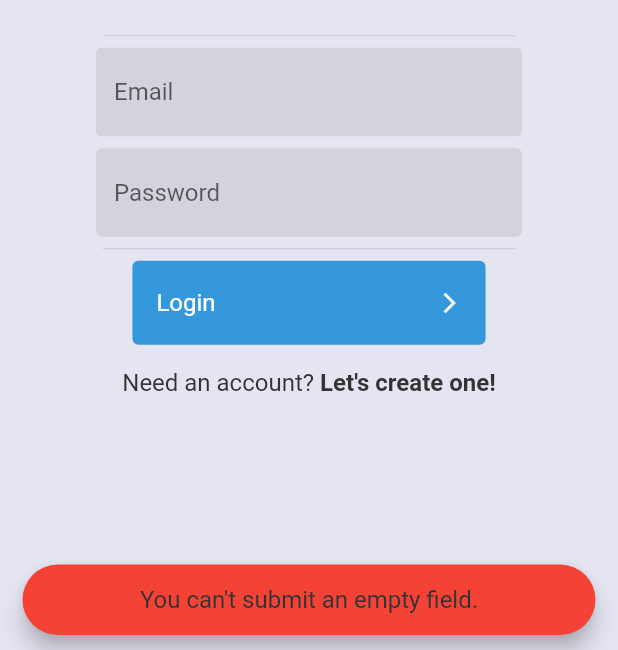
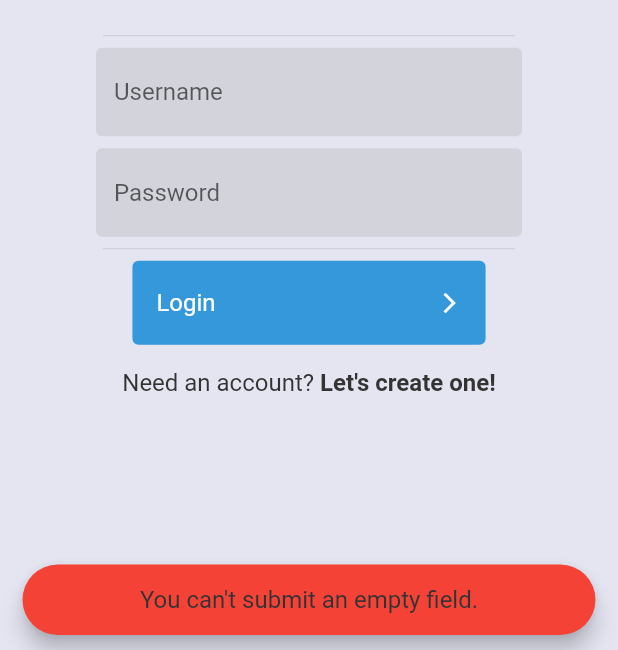
Before and after one commit to sauciucrazvan/elevate, a Flutter app: the screen it shows after launch, after a tap on "Login", on a phone screen of 412 x 824 dp, the part 586-1236 px from its top. Run offline on Flutter 3.47's test engine with Material 2 defaults, Android fonts, the phone set to English and light mode, and no system bars; our stand-ins replace firebase_auth, firebase_core, lottie; accounts and stored records are empty; generated files the repository leaves out were written again.

Commit message:
[PATCH] Replaced email with a username system

```diff
--- a/lib/backend/domains/authentication/authentication_service.dart
+++ b/lib/backend/domains/authentication/authentication_service.dart
@@ -54,7 +54,7 @@ class AuthenticationService {
       switch (error.code) {
         case "email-already-in-use":
           showElevatedNotification(
-              context, "The email adress is already in use.", Colors.red);
+              context, "The username is not available!", Colors.red);
           break;
         case "invalid-email":
           showElevatedNotification(context,
--- /dev/null
+++ b/lib/backend/functions/username/create_username.dart
@@ -0,0 +1,3 @@
+String createUsername(String username) {
+  return "$username@elevate.app";
+}
--- /dev/null
+++ b/lib/backend/functions/username/get_username.dart
@@ -0,0 +1,5 @@
+import 'package:firebase_auth/firebase_auth.dart';
+
+String? getUsername(User? user) {
+  return user!.email?.substring(0, user.email?.indexOf("@"));
+}
--- /dev/null
+++ b/lib/backend/functions/username/safe_username.dart
@@ -0,0 +1,4 @@
+bool isUsernameSafe(String username) {
+  final regex = RegExp(r'^[a-zA-Z0-9_]+$');
+  return regex.hasMatch(username);
+}
--- a/lib/backend/handlers/authentication/authentication_handler.dart
+++ b/lib/backend/handlers/authentication/authentication_handler.dart
@@ -1,20 +1,32 @@
+import 'package:flutter/material.dart';
+
+import 'package:elevate/backend/functions/username/safe_username.dart';
+import 'package:elevate/backend/functions/username/create_username.dart';
 import 'package:elevate/backend/domains/authentication/authentication_service.dart';
-import 'package:flutter/material.dart';
 
 import 'package:elevate/frontend/widgets/notifications/elevated_notification.dart';
 
-void loginUser(BuildContext context, String email, String password) {
-  if (email.isEmpty || password.isEmpty) {
+void loginUser(BuildContext context, String name, String password) {
+  if (name.isEmpty || password.isEmpty) {
     return showElevatedNotification(
         context, "You can't submit an empty field.", Colors.red);
   }
 
-  AuthenticationService().signIn(context, email, password);
+  if (!isUsernameSafe(name)) {
+    return showElevatedNotification(
+        context,
+        "Invalid username. Please use only letters, numbers and underscore.",
+        Colors.red);
+  }
+
+  String formattedName = createUsername(name);
+
+  AuthenticationService().signIn(context, formattedName, password);
 }
 
-void createAccount(BuildContext context, String email, String password,
+void createAccount(BuildContext context, String name, String password,
     String confirmPassword) {
-  if (email.isEmpty || password.isEmpty || confirmPassword.isEmpty) {
+  if (name.isEmpty || password.isEmpty || confirmPassword.isEmpty) {
     return showElevatedNotification(
         context, "You can't submit an empty field.", Colors.red);
   }
@@ -29,5 +41,14 @@ void createAccount(BuildContext context, String email, String password,
         context, "The passwords do not match!", Colors.red);
   }
 
-  AuthenticationService().signUp(context, email, password);
+  if (!isUsernameSafe(name)) {
+    return showElevatedNotification(
+        context,
+        "Invalid username. Please use only letters, numbers and underscore.",
+        Colors.red);
+  }
+
+  String formattedName = createUsername(name);
+
+  AuthenticationService().signUp(context, formattedName, password);
 }
--- a/lib/frontend/routes/authentication/login/login.dart
+++ b/lib/frontend/routes/authentication/login/login.dart
@@ -18,7 +18,7 @@ class Login extends StatefulWidget {
 }
 
 class _LoginState extends State<Login> {
-  final TextEditingController emailTextController = TextEditingController();
+  final TextEditingController nameTextController = TextEditingController();
   final TextEditingController passwordTextController = TextEditingController();
 
   @override
@@ -49,10 +49,10 @@ class _LoginState extends State<Login> {
                 child: const Divider(),
               ),
 
-              // Email Text Field
+              // Name Text Field
               Field(
-                textEditingController: emailTextController,
-                description: 'Email',
+                textEditingController: nameTextController,
+                description: 'Username',
               ),
 
               const SizedBox(
@@ -77,7 +77,7 @@ class _LoginState extends State<Login> {
                 icon: Icons.arrow_forward_ios,
                 onTap: () {
                   try {
-                    loginUser(context, emailTextController.text,
+                    loginUser(context, nameTextController.text,
                         passwordTextController.text);
                   } catch (error) {
                     throw Exception(error);
--- a/lib/frontend/routes/authentication/register/register.dart
+++ b/lib/frontend/routes/authentication/register/register.dart
@@ -18,7 +18,7 @@ class Register extends StatefulWidget {
 }
 
 class _RegisterState extends State<Register> {
-  final TextEditingController emailTextController = TextEditingController();
+  final TextEditingController nameTextController = TextEditingController();
   final TextEditingController passwordTextController = TextEditingController();
   final TextEditingController confirmPasswordTextController =
       TextEditingController();
@@ -51,10 +51,10 @@ class _RegisterState extends State<Register> {
                 child: const Divider(),
               ),
 
-              // Email Text Field
+              // Name Text Field
               Field(
-                textEditingController: emailTextController,
-                description: 'Email',
+                textEditingController: nameTextController,
+                description: 'Username',
               ),
 
               const SizedBox(
@@ -91,7 +91,7 @@ class _RegisterState extends State<Register> {
                 onTap: () {
                   createAccount(
                     context,
-                    emailTextController.text,
+                    nameTextController.text,
                     passwordTextController.text,
                     confirmPasswordTextController.text,
                   );
```
Also changed, not shown: lib/frontend/routes/settings/settings.dart (+8 -0 lines).
